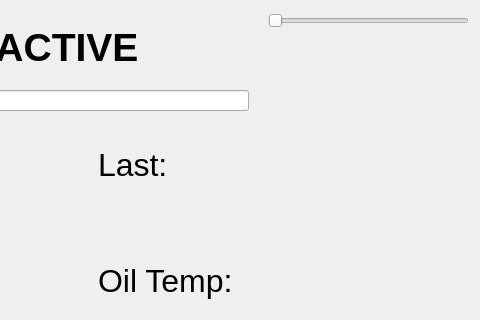
Qt form DASH/mainwindow.ui (sufst/dash-GUI) before a commit; both pictures show x 532 to 1012 and y 0 to 320 of the 1012 by 480 pixel window.
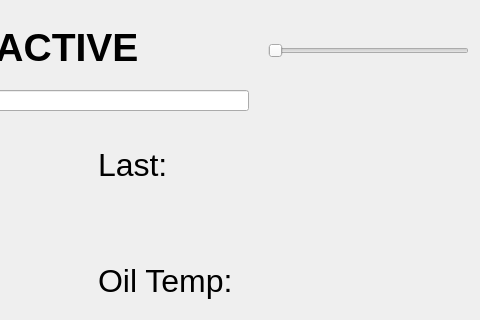
The same form after that commit.

Commit message: slider changes progress bar color

What changed in the file:
```diff
--- a/DASH/mainwindow.ui
+++ b/DASH/mainwindow.ui
@@ -222,9 +222,9 @@
     <property name="geometry">
      <rect>
       <x>800</x>
-      <y>0</y>
+      <y>10</y>
       <width>201</width>
-      <height>41</height>
+      <height>81</height>
      </rect>
     </property>
     <layout class="QHBoxLayout" name="horizontalLayout">
```
The commit also changes 2 other files.
